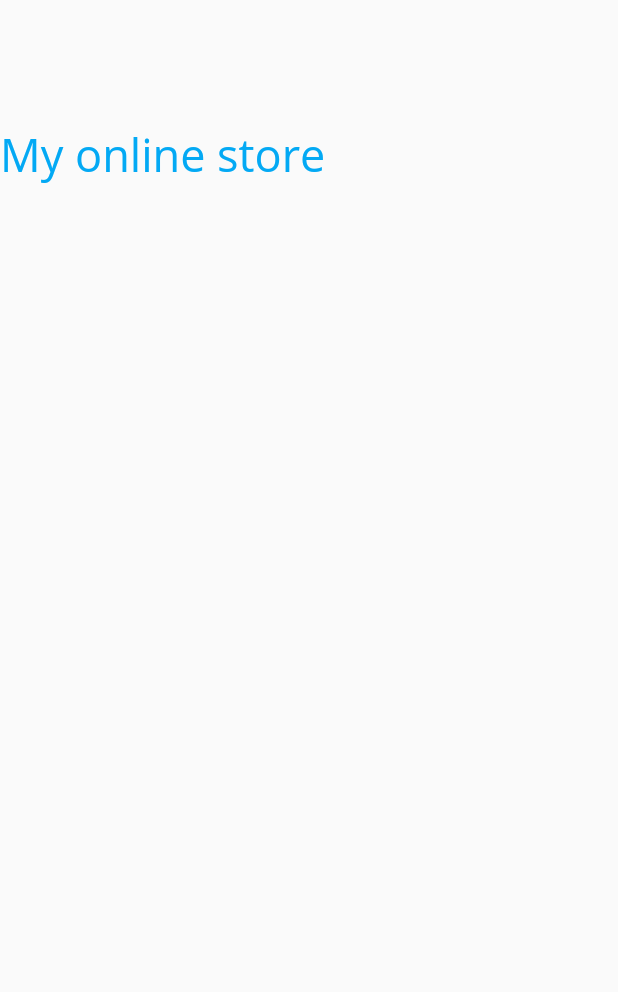
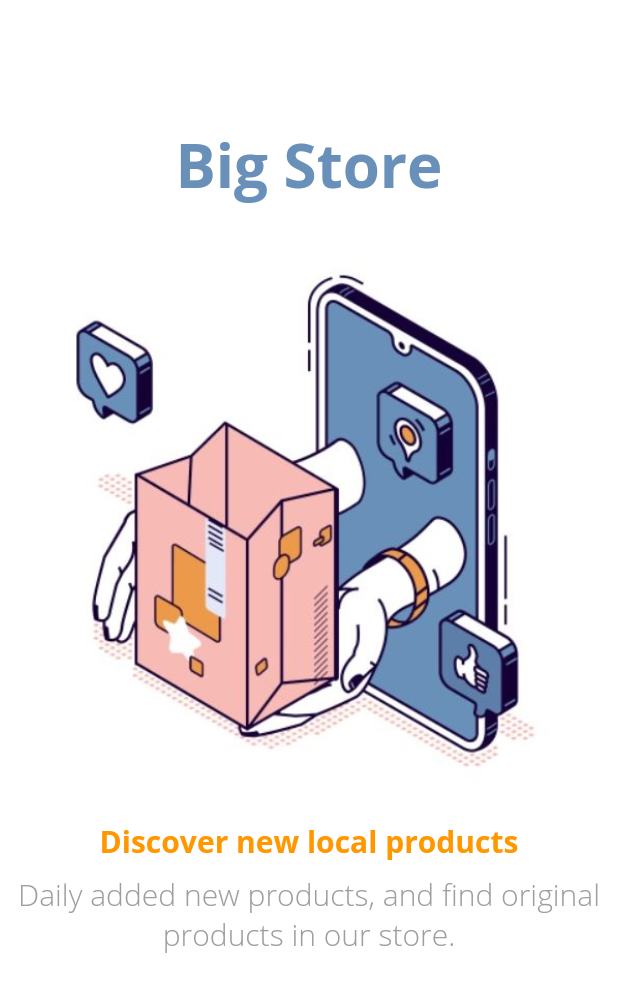
Before and after one commit to thaer-assfour/E-commerce, a Flutter app: the screen it shows after launch, on a phone screen of 412 x 824 dp. Shown: the top 992 px of the screen. Run offline on Flutter 3.47's test engine with Material 2 defaults, Android fonts, the phone set to English and light mode, and no system bars.

Commit message:
add details for splash

```diff
--- a/assets/lang/en.json
+++ b/assets/lang/en.json
@@ -1,3 +1,3 @@
 {
-  "splashTitle": "My online store"
+  "splashTitle": "Big Store"
 }
--- a/lib/pages/splash/splashScreen.dart
+++ b/lib/pages/splash/splashScreen.dart
@@ -1,5 +1,6 @@
 import 'package:e_commerce/pages/splash/splashListText.dart';
 import 'package:e_commerce/services/appLocal.dart';
+import 'package:flutter/cupertino.dart';
 import 'package:flutter/material.dart';
 
 class SplashScreen extends StatefulWidget {
@@ -8,7 +9,8 @@ class SplashScreen extends StatefulWidget {
 }
 
 class _SplashScreenState extends State<SplashScreen> {
-  // add var to get list from splashTextList arabic or english
+  PageController pageController = PageController(initialPage: 0);
+
   @override
   Widget build(BuildContext context) {
     String languageCode =
@@ -16,24 +18,65 @@ class _SplashScreenState extends State<SplashScreen> {
     List splashList = splashListTextEN;
     if (languageCode == "ar") splashList = splashListTextAR;
 
-
     return Scaffold(
-        body: SafeArea(
-      child: Column(
+        backgroundColor: Colors.white,
+        body: Column(
           crossAxisAlignment: CrossAxisAlignment.center,
           children: [
             Container(
                 margin: EdgeInsets.only(
-                  top: MediaQuery.of(context).size.height / 10,
-                  bottom: MediaQuery.of(context).size.height / 15),
+                    top: MediaQuery.of(context).size.height / 10),
                 child: Text(
                   "${getLang(context, "splashTitle")}",
                   style: TextStyle(
-                    color: Colors.lightBlue,
-                    fontSize: 30),
+                      color: Color(0xff6990B9),
+                      fontSize: 40,
+                      fontWeight: FontWeight.bold),
                 )),
+            Expanded(
+              child: PageView.builder(
+                  controller: pageController,
+                  itemCount: splashList.length,
+                  itemBuilder: (context, index) {
+                    return SplashPageDetails(
+                        splashList[index]); //welcome widget
+                  }),
+            ),
           ],
-      ),
         ));
   }
 }
+
+class SplashPageDetails extends StatelessWidget {
+  final list;
+
+  SplashPageDetails(this.list);
+
+  @override
+  Widget build(BuildContext context) {
+    return Column(
+      crossAxisAlignment: CrossAxisAlignment.center,
+      children: [
+        Image.asset(
+          list['image'],
+          width: MediaQuery.of(context).size.width / 1.2,
+        ),
+        Text(
+          list['title'],
+          textAlign: TextAlign.center,
+          style: TextStyle(
+              color: Colors.orange, fontSize: 20, fontWeight: FontWeight.w600),
+        ),
+        Padding(
+          padding: const EdgeInsets.all(8.0),
+          child: Text(
+            list['description'],
+            textAlign: TextAlign.center,
+            style: TextStyle(
+                color: Colors.grey, fontSize: 20, fontWeight: FontWeight.w200),
+          ),
+        ),
+      ],
+    );
+  }
+}
--- a/pubspec.yaml
+++ b/pubspec.yaml
@@ -50,6 +50,7 @@ flutter:
   assets:
     - assets/
     - assets/lang/
+    - assets/splashImage/
   #   - images/a_dot_ham.jpeg
 
   # An image asset can refer to one or more resolution-specific "variants", see
```
Lines whose indentation alone changed are shown as unchanged.
